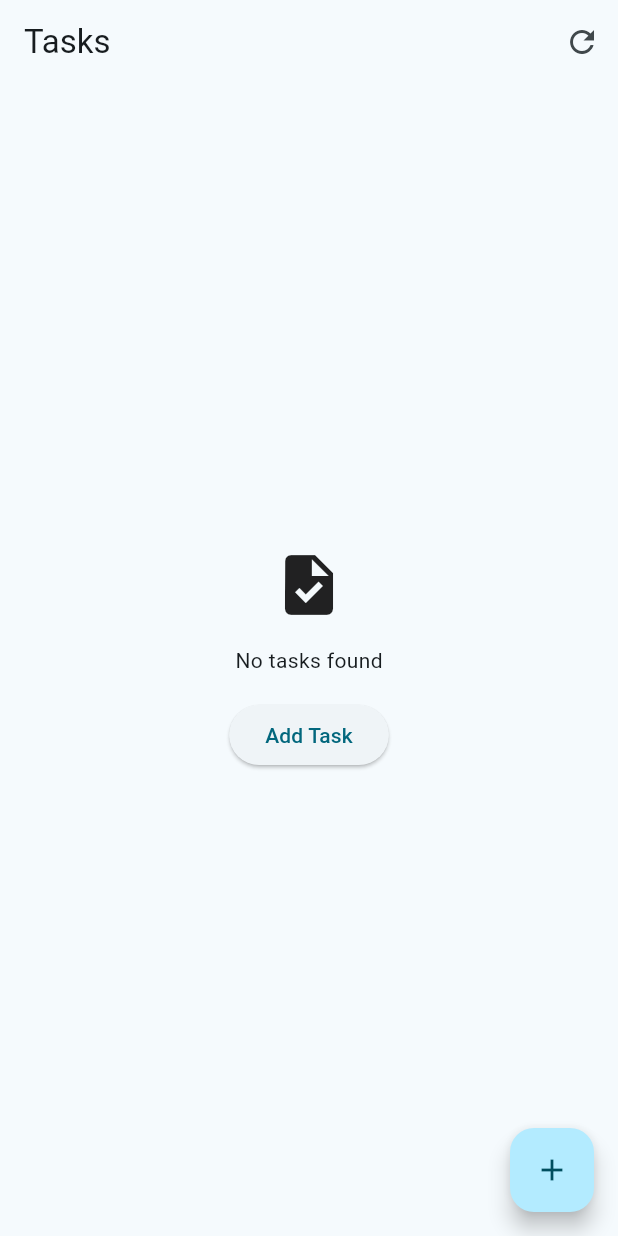
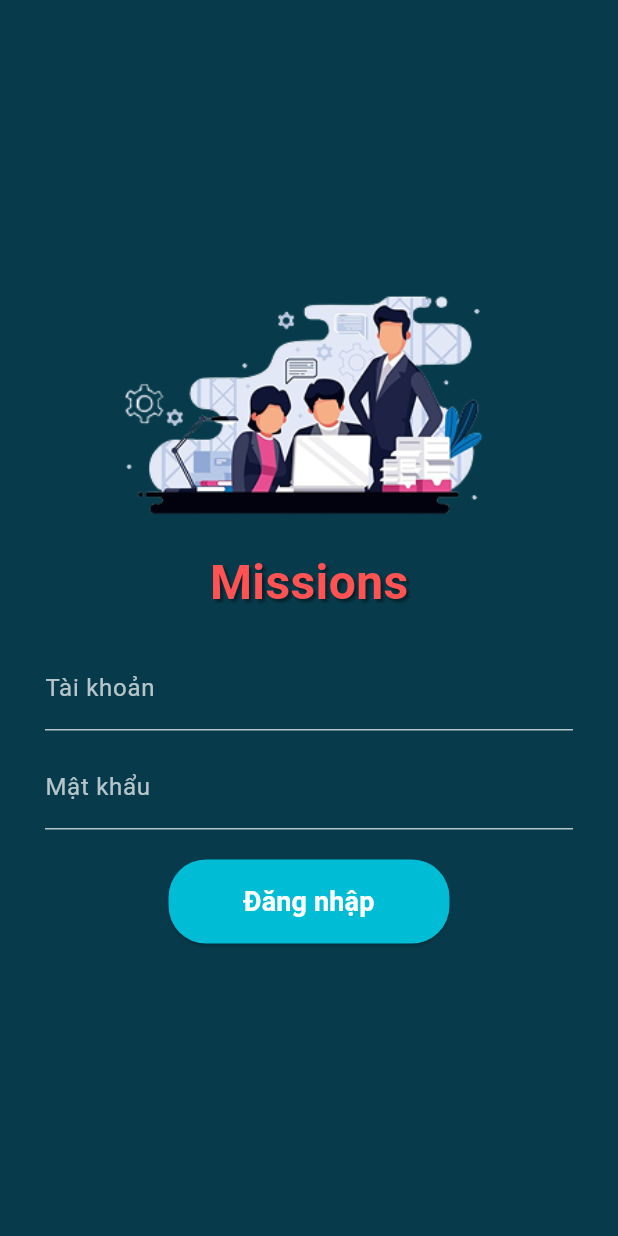
Before and after one commit to ngocnghia81/mission_master, a Flutter app: the screen it shows after launch, on a phone screen of 412 x 824 dp. Run offline on Flutter 3.47's test engine with Material 3 defaults, Android fonts, the phone set to English and light mode, and no system bars; our stand-ins replace sqflite, sqflite_common_ffi, table_calendar; accounts and stored records are empty.

Commit message:
Them Login, Calendar Screen

```diff
--- /dev/null
+++ b/lib/core/screens/Login.dart
@@ -0,0 +1,84 @@
+import 'package:flutter/material.dart';
+
+import 'CalendarTask.dart';
+
+class LoginScreen extends StatelessWidget {
+  @override
+  Widget build(BuildContext context) {
+    return Scaffold(
+      backgroundColor: Color(0xFF073B4C),
+      body: Center(
+        child: Padding(
+          padding: const EdgeInsets.symmetric(horizontal: 30.0),
+          child: Column(
+            mainAxisAlignment: MainAxisAlignment.center,
+            children: [
+              Image.asset('assets/images/login_illustration.png', height: 150),
+              const SizedBox(height: 20),
+              Text(
+                'Missions',
+                style: TextStyle(
+                  fontSize: 32,
+                  fontWeight: FontWeight.bold,
+                  color: Colors.redAccent,
+                  shadows: [
+                    Shadow(
+                      blurRadius: 2.0,
+                      color: Colors.black45,
+                      offset: Offset(2.0, 2.0),
+                    ),
+                  ],
+                ),
+              ),
+              const SizedBox(height: 20),
+              _buildTextField('Tài khoản', false),
+              const SizedBox(height: 10),
+              _buildTextField('Mật khẩu', true),
+              const SizedBox(height: 20),
+              ElevatedButton(
+                onPressed: () {
+                  Navigator.push(
+                    context,
+                    MaterialPageRoute(builder: (context) => CalendarTaskScreen()),
+                  );
+                },
+                style: ElevatedButton.styleFrom(
+                  backgroundColor: Colors.cyan,
+                  padding: EdgeInsets.symmetric(horizontal: 50, vertical: 15),
+                  shape: RoundedRectangleBorder(
+                    borderRadius: BorderRadius.circular(25),
+                  ),
+                ),
+                child: Text(
+                  'Đăng nhập',
+                  style: TextStyle(
+                    fontSize: 18,
+                    color: Colors.white,
+                    fontWeight: FontWeight.bold,
+                  ),
+                ),
+              ),
+            ],
+          ),
+        ),
+      ),
+    );
+  }
+
+  Widget _buildTextField(String label, bool isPassword) {
+    return TextField(
+      obscureText: isPassword,
+      decoration: InputDecoration(
+        labelText: label,
+        labelStyle: TextStyle(color: Colors.white70),
+        enabledBorder: UnderlineInputBorder(
+          borderSide: BorderSide(color: Colors.white70),
+        ),
+        focusedBorder: UnderlineInputBorder(
+          borderSide: BorderSide(color: Colors.white),
+        ),
+      ),
+      style: TextStyle(color: Colors.white),
+    );
+  }
+}
```
Also changed, not shown: lib/core/screens/CalendarTask.dart (added, +48 -0 lines), lib/core/widgets/BottomNavBar.dart (added, +25 -0 lines), lib/core/widgets/CalendarWidget.dart (added, +41 -0 lines), lib/core/widgets/TaskItemWidget.dart (added, +152 -0 lines), lib/core/widgets/TaskListWidget.dart (added, +84 -0 lines), lib/main.dart (+10 -109 lines), pubspec.yaml (+6 -47 lines), assets/images/home_icon.png (added), assets/images/login_illustration.png (added), assets/images/project_icon.png (added), assets/images/task_icon.png (added), pubspec.lock.
